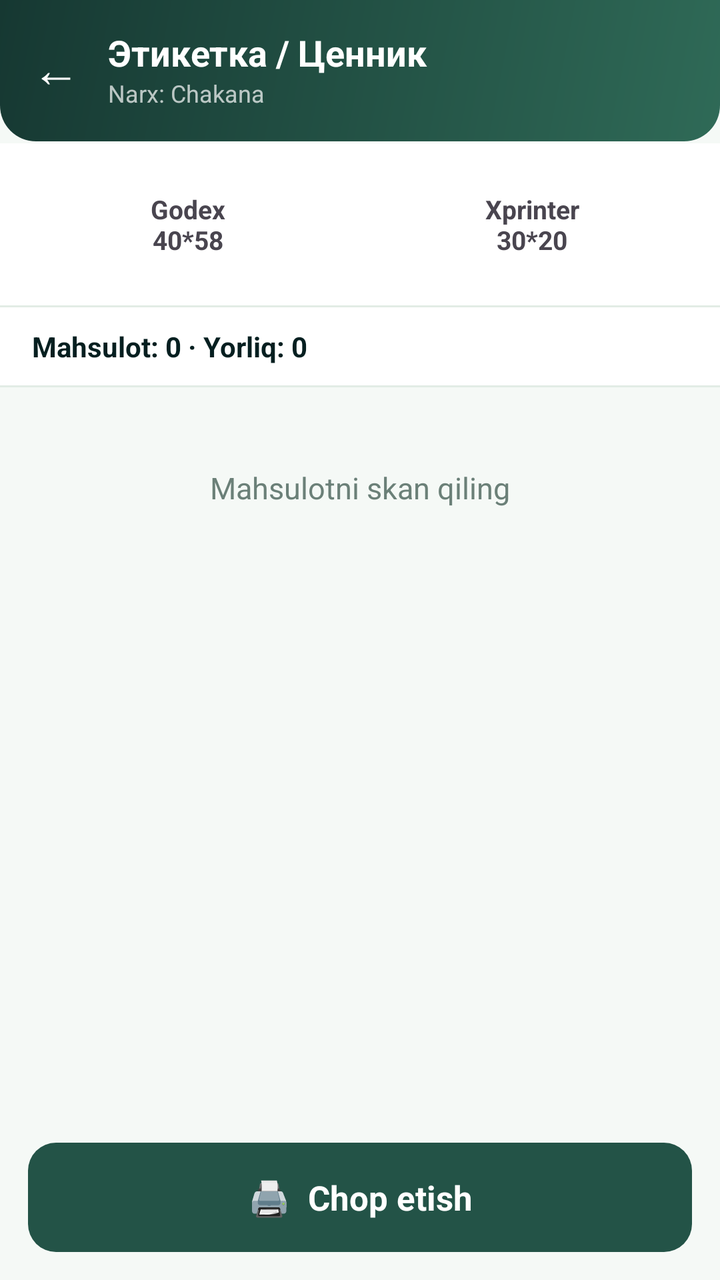
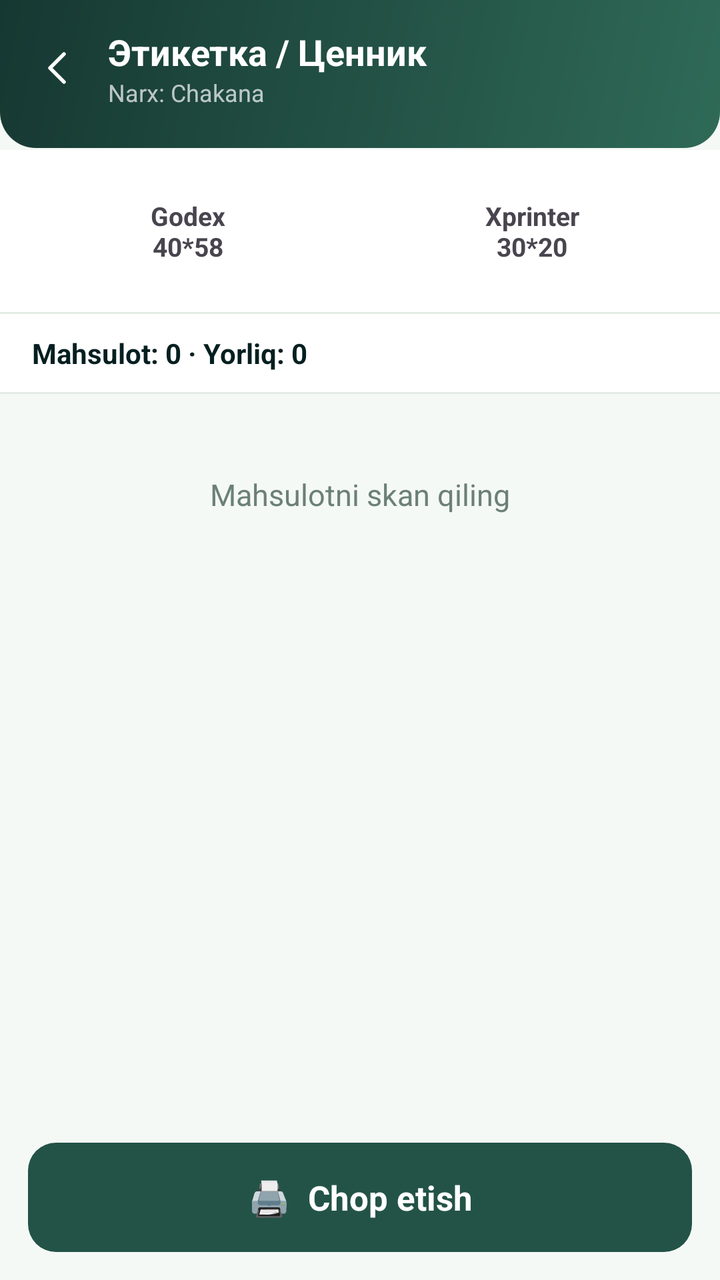

Two renders of the same Android screen: before a commit and after it. Below are the layout's source before the change and the commit's diff.
<!-- AndroidManifest.xml: application theme Theme.SevimliTZD -->
<!-- res/layout/activity_etiketka.xml -->
<?xml version="1.0" encoding="utf-8"?>
<LinearLayout xmlns:android="http://schemas.android.com/apk/res/android"
    xmlns:app="http://schemas.android.com/apk/res-auto"
    android:layout_width="match_parent"
    android:layout_height="match_parent"
    android:orientation="vertical"
    android:background="@color/bg_light">

    <LinearLayout
        android:layout_width="match_parent"
        android:layout_height="wrap_content"
        android:orientation="horizontal"
        android:gravity="center_vertical"
        android:background="@drawable/bg_header"
        android:paddingStart="16dp"
        android:paddingEnd="16dp"
        android:paddingTop="14dp"
        android:paddingBottom="16dp">

        <TextView
            android:id="@+id/btnBack"
            android:layout_width="wrap_content"
            android:layout_height="wrap_content"
            android:text="←"
            android:textColor="@color/white"
            android:textSize="24sp"
            android:paddingEnd="14dp" />

        <LinearLayout
            android:layout_width="0dp"
            android:layout_height="wrap_content"
            android:layout_weight="1"
            android:orientation="vertical">

            <TextView
                android:layout_width="wrap_content"
                android:layout_height="wrap_content"
                android:text="Этикетка / Ценник"
                android:textColor="@color/white"
                android:textSize="18sp"
                android:textStyle="bold" />

            <TextView
                android:id="@+id/priceMode"
                android:layout_width="wrap_content"
                android:layout_height="wrap_content"
                android:text="Narx: Chakana"
                android:textColor="@color/white70"
                android:textSize="12sp" />
        </LinearLayout>
    </LinearLayout>

    <EditText
        android:id="@+id/scanInput"
        android:layout_width="1dp"
        android:layout_height="1dp"
        android:inputType="text"
        android:imeOptions="actionDone"
        android:background="@null"
        android:importantForAutofill="no" />

    
    <LinearLayout
        android:layout_width="match_parent"
        android:layout_height="wrap_content"
        android:orientation="horizontal"
        android:background="@color/white"
        android:paddingStart="12dp"
        android:paddingEnd="12dp"
        android:paddingTop="12dp"
        android:paddingBottom="12dp">

        <TextView
            android:id="@+id/pGodex"
            android:layout_width="0dp"
            android:layout_height="wrap_content"
            android:layout_weight="1"
            android:layout_marginEnd="8dp"
            android:gravity="center"
            android:paddingTop="12dp"
            android:paddingBottom="12dp"
            android:text="Godex\n40*58"
            android:textSize="13sp"
            android:textStyle="bold" />

        <TextView
            android:id="@+id/pXprinter"
            android:layout_width="0dp"
            android:layout_height="wrap_content"
            android:layout_weight="1"
            android:gravity="center"
            android:paddingTop="12dp"
            android:paddingBottom="12dp"
            android:text="Xprinter\n30*20"
            android:textSize="13sp"
            android:textStyle="bold" />
    </LinearLayout>

    <View
        android:layout_width="match_parent"
        android:layout_height="1dp"
        android:background="@color/card_stroke" />

    <LinearLayout
        android:layout_width="match_parent"
        android:layout_height="wrap_content"
        android:orientation="horizontal"
        android:background="@color/white"
        android:paddingStart="16dp"
        android:paddingEnd="16dp"
        android:paddingTop="10dp"
        android:paddingBottom="10dp">

        <TextView
            android:id="@+id/totalCount"
            android:layout_width="0dp"
            android:layout_height="wrap_content"
            android:layout_weight="1"
            android:text="Mahsulot: 0 · Yorliq: 0"
            android:textColor="@color/text_dark"
            android:textSize="14sp"
            android:textStyle="bold" />
    </LinearLayout>

    <View
        android:layout_width="match_parent"
        android:layout_height="1dp"
        android:background="@color/card_stroke" />

    <TextView
        android:id="@+id/emptyHint"
        android:layout_width="match_parent"
        android:layout_height="wrap_content"
        android:gravity="center"
        android:padding="40dp"
        android:text="Mahsulotni skan qiling"
        android:textColor="@color/text_gray"
        android:textSize="15sp" />

    
    <androidx.recyclerview.widget.RecyclerView
        android:id="@+id/list"
        android:layout_width="match_parent"
        android:layout_height="0dp"
        android:layout_weight="1"
        android:overScrollMode="never"
        android:scrollbars="vertical" />

    <ProgressBar
        android:id="@+id/loading"
        android:layout_width="30dp"
        android:layout_height="30dp"
        android:layout_gravity="center_horizontal"
        android:layout_margin="12dp"
        android:indeterminateTint="@color/brand"
        android:visibility="gone" />

    <TextView
        android:id="@+id/btnPrint"
        android:layout_width="match_parent"
        android:layout_height="wrap_content"
        android:layout_margin="14dp"
        android:background="@drawable/bg_btn_brand"
        android:gravity="center"
        android:paddingTop="16dp"
        android:paddingBottom="16dp"
        android:text="🖨  Chop etish"
        android:textColor="@color/white"
        android:textSize="17sp"
        android:textStyle="bold"
        android:clickable="true"
        android:focusable="true" />
</LinearLayout>
<!-- resources referenced by this layout -->
<resources>
  <color name="bg_light">#F5F9F6</color>
  <color name="brand">#235347</color>
  <color name="card_stroke">#E2ECE5</color>
  <color name="text_dark">#051F20</color>
  <color name="text_gray">#6B8078</color>
  <color name="white">#FFFFFF</color>
  <color name="white70">#B3FFFFFF</color>
  <!-- drawable bg_btn_brand (drawable) -->
  <?xml version="1.0" encoding="utf-8"?>
  <shape xmlns:android="http://schemas.android.com/apk/res/android"
      android:shape="rectangle">
      <corners android:radius="14dp" />
      <solid android:color="@color/brand" />
  </shape>
  <!-- drawable bg_header (drawable) -->
  <?xml version="1.0" encoding="utf-8"?>
  <shape xmlns:android="http://schemas.android.com/apk/res/android"
      android:shape="rectangle">
      <gradient
          android:angle="135"
          android:startColor="@color/brand_soft"
          android:endColor="@color/brand_dark" />
      <corners
          android:bottomLeftRadius="18dp"
          android:bottomRightRadius="18dp" />
  </shape>
  <style name="Theme.SevimliTZD" parent="Theme.Material3.Light.NoActionBar">
          <item name="colorPrimary">@color/brand</item>
          <item name="colorOnPrimary">@color/white</item>
          <item name="android:statusBarColor">@color/brand_dark</item>
          <item name="android:windowBackground">@color/bg_light</item>
          
          <item name="android:alertDialogTheme">@style/JamlovDialog</item>
      </style>
  <color name="brand_soft">#2F6A57</color>
  <color name="brand_dark">#163832</color>
  <style name="JamlovDialog" parent="android:Theme.Material.Light.Dialog.Alert">
          <item name="android:windowBackground">@drawable/j_dialog_bg</item>
          <item name="android:colorAccent">@color/brand</item>
          <item name="android:textColorPrimary">@color/text_dark</item>
          <item name="android:textColorSecondary">@color/text_dark</item>
          <item name="android:windowTitleStyle">@style/JamlovDialogTitle</item>
          <item name="android:buttonBarPositiveButtonStyle">@style/JamlovDialogBtn</item>
          <item name="android:buttonBarNegativeButtonStyle">@style/JamlovDialogBtn</item>
          <item name="android:buttonBarNeutralButtonStyle">@style/JamlovDialogBtn</item>
          
          <item name="android:windowMinWidthMajor">88%</item>
          <item name="android:windowMinWidthMinor">92%</item>
      </style>
  <!-- drawable j_dialog_bg (drawable) -->
  <?xml version="1.0" encoding="utf-8"?>
  <shape xmlns:android="http://schemas.android.com/apk/res/android" android:shape="rectangle">
      <solid android:color="@color/white"/>
      <corners android:radius="20dp"/>
  </shape>
  <style name="JamlovDialogTitle" parent="android:TextAppearance.Material.DialogWindowTitle">
          <item name="android:textSize">19sp</item>
          <item name="android:textStyle">bold</item>
          <item name="android:textColor">@color/text_dark</item>
      </style>
  <style name="JamlovDialogBtn" parent="android:Widget.Material.Button.Borderless.Colored">
          <item name="android:textColor">@color/brand</item>
          <item name="android:textSize">16sp</item>
          <item name="android:textStyle">bold</item>
          <item name="android:textAllCaps">false</item>
          <item name="android:minHeight">52dp</item>
          <item name="android:minWidth">92dp</item>
      </style>
</resources>

<!-- the commit's change to res/layout/activity_etiketka.xml (unified diff, before → after) -->
@@ -12,19 +12,20 @@
         android:orientation="horizontal"
         android:gravity="center_vertical"
         android:background="@drawable/bg_header"
-        android:paddingStart="16dp"
-        android:paddingEnd="16dp"
-        android:paddingTop="14dp"
+        android:paddingStart="6dp"
+        android:paddingEnd="12dp"
+        android:paddingTop="10dp"
         android:paddingBottom="16dp">
 
-        <TextView
+        <ImageView
             android:id="@+id/btnBack"
-            android:layout_width="wrap_content"
-            android:layout_height="wrap_content"
-            android:text="←"
-            android:textColor="@color/white"
-            android:textSize="24sp"
-            android:paddingEnd="14dp" />
+            android:layout_width="48dp"
+            android:layout_height="48dp"
+            android:padding="12dp"
+            android:src="@drawable/j_ic_back"
+            app:tint="@color/white"
+            android:background="?attr/selectableItemBackgroundBorderless"
+            android:contentDescription="Orqaga" />
 
         <LinearLayout
             android:layout_width="0dp"
<!-- resource entries referenced after the edit -->
@@ -26,6 +26,13 @@
           android:bottomLeftRadius="18dp"
           android:bottomRightRadius="18dp" />
   </shape>
+  <!-- drawable j_ic_back (drawable) -->
+  <vector xmlns:android="http://schemas.android.com/apk/res/android"
+      android:width="24dp" android:height="24dp"
+      android:viewportWidth="24" android:viewportHeight="24"
+      android:tint="@color/brand">
+      <path android:pathData="M14,5 L7,12 L14,19" android:strokeColor="#FF000000" android:strokeWidth="1.8" android:strokeLineCap="round" android:strokeLineJoin="round" android:fillColor="#00000000"/>
+  </vector>
   <style name="Theme.SevimliTZD" parent="Theme.Material3.Light.NoActionBar">
           <item name="colorPrimary">@color/brand</item>
           <item name="colorOnPrimary">@color/white</item>
